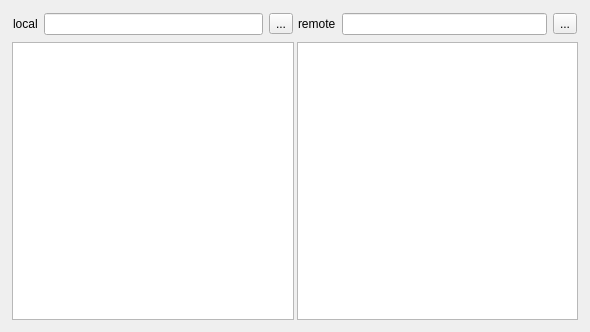
First picture: the form in src/sftpwindow/sftpwindow.ui, repository QQxiaoming/quardCRT, before the edit.
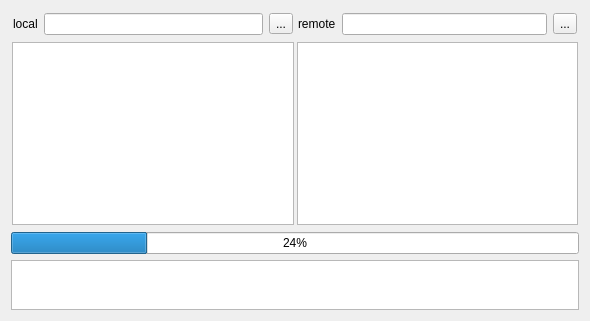
Second picture: the form after the edit.

Commit message: src:Add SFTP file transfer progress display

Patch:
```diff
--- a/src/sftpwindow/sftpwindow.ui
+++ b/src/sftpwindow/sftpwindow.ui
@@ -7,7 +7,7 @@
     <x>0</x>
     <y>0</y>
     <width>590</width>
-    <height>332</height>
+    <height>321</height>
    </rect>
   </property>
   <property name="windowTitle">
@@ -140,6 +140,35 @@
      </widget>
     </widget>
    </item>
+   <item>
+    <widget class="QProgressBar" name="progressBarTransfer">
+     <property name="value">
+      <number>24</number>
+     </property>
+    </widget>
+   </item>
+   <item>
+    <widget class="QListWidget" name="listWidgetTransfer">
+     <property name="sizePolicy">
+      <sizepolicy hsizetype="Expanding" vsizetype="Fixed">
+       <horstretch>0</horstretch>
+       <verstretch>0</verstretch>
+      </sizepolicy>
+     </property>
+     <property name="minimumSize">
+      <size>
+       <width>0</width>
+       <height>50</height>
+      </size>
+     </property>
+     <property name="maximumSize">
+      <size>
+       <width>16777215</width>
+       <height>50</height>
+      </size>
+     </property>
+    </widget>
+   </item>
   </layout>
  </widget>
  <resources/>
```
The commit also changes 21 other files.
